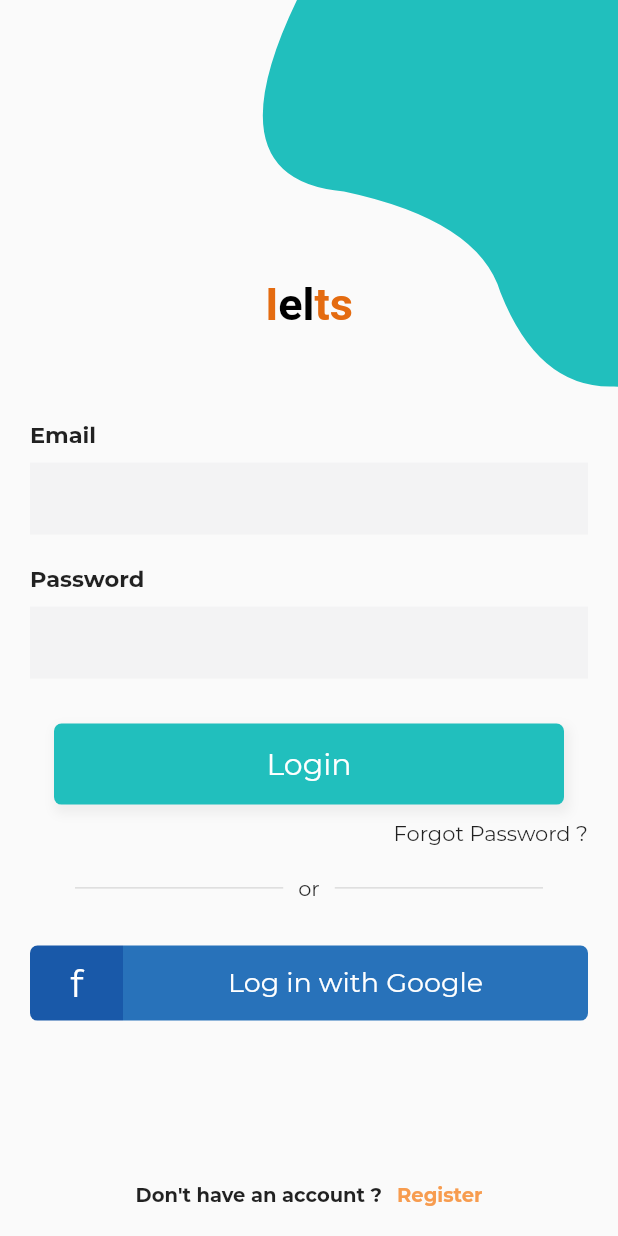
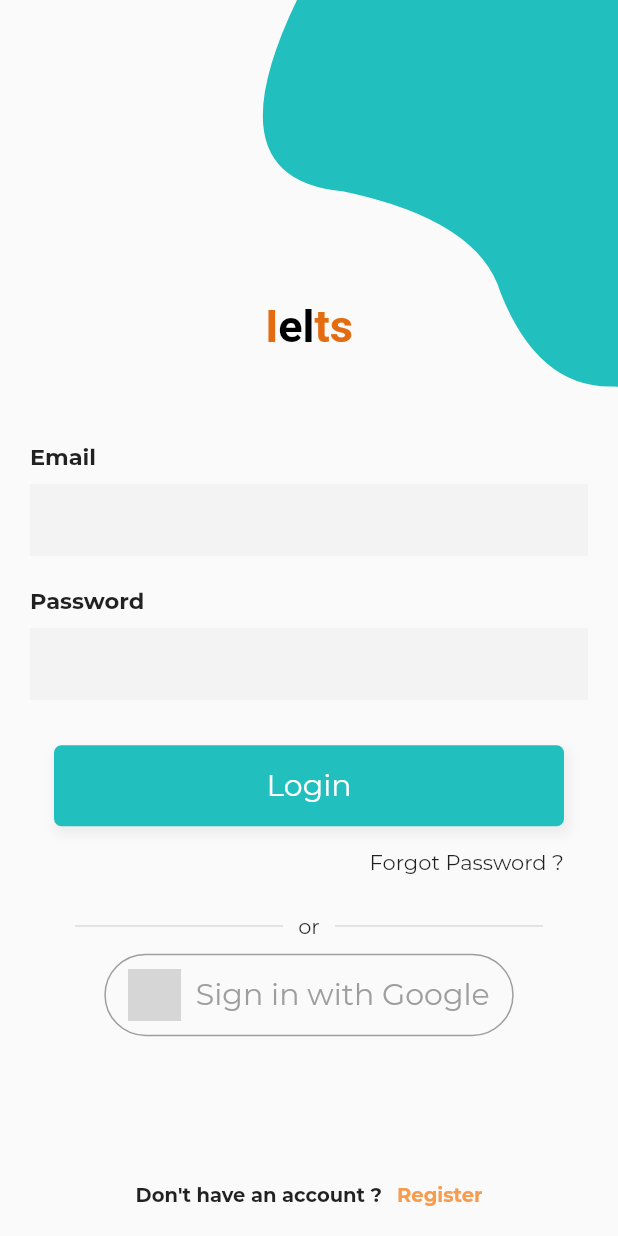
Before and after one commit to nikhilmufc7/Flutter_IeltsPrep, a Flutter app: the screen it shows after launch, on a phone screen of 412 x 824 dp. Run offline on Flutter 3.47's test engine with Material 2 defaults, Android fonts, the phone set to English and light mode, and no system bars; our stand-ins replace audioplayers, cached_network_image, cloud_firestore, firebase_auth, firebase_messaging, flutter_tindercard and 3 more; accounts and stored records are empty; project files that could hold a hidden picture were left out; grey boxes are pictures that could not be loaded.

Commit message:
updated ui for login with google button

```diff
--- a/lib/screens/login_screen.dart
+++ b/lib/screens/login_screen.dart
@@ -273,6 +273,39 @@ class _LoginScreenState extends State<LoginScreen>
     );
   }
 
+  Widget _googleButton() {
+    return OutlineButton(
+      splashColor: Colors.grey,
+      onPressed: () {
+        signInWithGoogle().whenComplete(
+            () => Navigator.pushReplacementNamed(context, RoutePaths.home));
+      },
+      shape: RoundedRectangleBorder(borderRadius: BorderRadius.circular(40)),
+      highlightElevation: 0,
+      borderSide: BorderSide(color: Colors.grey),
+      child: Padding(
+        padding: const EdgeInsets.fromLTRB(0, 10, 0, 10),
+        child: Row(
+          mainAxisSize: MainAxisSize.min,
+          mainAxisAlignment: MainAxisAlignment.center,
+          children: <Widget>[
+            Image(image: AssetImage("assets/googlelogo.jpg"), height: 35.0),
+            Padding(
+              padding: const EdgeInsets.only(left: 10),
+              child: Text(
+                'Sign in with Google',
+                style: TextStyle(
+                  fontSize: 20,
+                  color: Colors.grey,
+                ),
+              ),
+            )
+          ],
+        ),
+      ),
+    );
+  }
+
   Widget _divider() {
     return Container(
       margin: EdgeInsets.symmetric(vertical: 10),
@@ -302,60 +335,6 @@ class _LoginScreenState extends State<LoginScreen>
             width: 20,
           ),
         ],
-      ),
-    );
-  }
-
-  Widget _facebookButton() {
-    return InkWell(
-      onTap: () {
-        signInWithGoogle().whenComplete(
-            () => Navigator.pushReplacementNamed(context, RoutePaths.home));
-      },
-      child: Container(
-        height: 50,
-        margin: EdgeInsets.symmetric(vertical: 20),
-        decoration: BoxDecoration(
-          borderRadius: BorderRadius.all(Radius.circular(10)),
-        ),
-        child: Row(
-          children: <Widget>[
-            Expanded(
-              flex: 1,
-              child: Container(
-                decoration: BoxDecoration(
-                  color: Color(0xff1959a9),
-                  borderRadius: BorderRadius.only(
-                      bottomLeft: Radius.circular(5),
-                      topLeft: Radius.circular(5)),
-                ),
-                alignment: Alignment.center,
-                child: Text('f',
-                    style: TextStyle(
-                        color: Colors.white,
-                        fontSize: 25,
-                        fontWeight: FontWeight.w400)),
-              ),
-            ),
-            Expanded(
-              flex: 5,
-              child: Container(
-                decoration: BoxDecoration(
-                  color: Color(0xff2872ba),
-                  borderRadius: BorderRadius.only(
-                      bottomRight: Radius.circular(5),
-                      topRight: Radius.circular(5)),
-                ),
-                alignment: Alignment.center,
-                child: Text('Log in with Google',
-                    style: TextStyle(
-                        color: Colors.white,
-                        fontSize: 18,
-                        fontWeight: FontWeight.w400)),
-              ),
-            ),
-          ],
-        ),
       ),
     );
   }
@@ -455,15 +434,20 @@ class _LoginScreenState extends State<LoginScreen>
                   height: 20,
                 ),
                 _submitButton(),
-                Container(
-                  padding: EdgeInsets.symmetric(vertical: 10),
-                  alignment: Alignment.centerRight,
-                  child: Text('Forgot Password ?',
-                      style:
-                          TextStyle(fontSize: 14, fontWeight: FontWeight.w500)),
+                MaterialButton(
+                  onPressed: () {
+                    Navigator.pushNamed(context, RoutePaths.resetpassword);
+                  },
+                  child: Container(
+                    padding: EdgeInsets.symmetric(vertical: 10),
+                    alignment: Alignment.centerRight,
+                    child: Text('Forgot Password ?',
+                        style: TextStyle(
+                            fontSize: 14, fontWeight: FontWeight.w500)),
+                  ),
                 ),
                 _divider(),
-                _facebookButton(),
+                _googleButton(),
                 Expanded(
                   flex: 2,
                   child: SizedBox(),
```
